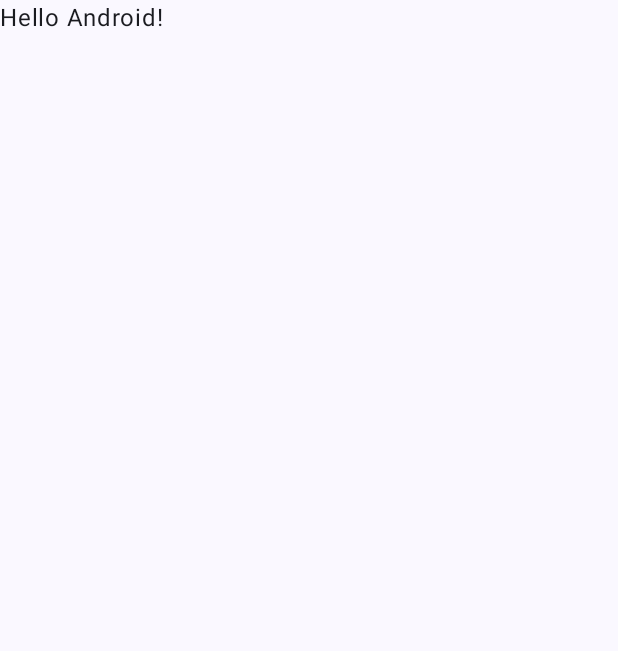
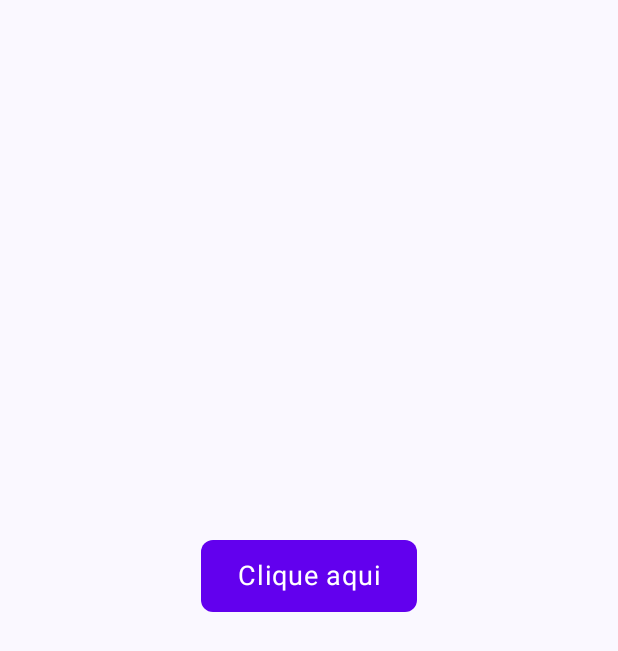
Before and after one commit to guelfialho/BotaoInterativo, an Android app built with Jetpack Compose: the screen it shows after launch (MainActivity), on a phone screen of 412 x 824 dp. Before the commit the part shown is almost empty. Shown: the top 651 px of the screen. Run offline under Robolectric (Android 15) with nearby library versions, the phone set to English and light mode, and no system bars.

Commit message:
feature: add button and responsive message after click or long click

```diff
--- a/app/src/main/java/com/example/botaointeracao/MainActivity.kt
+++ b/app/src/main/java/com/example/botaointeracao/MainActivity.kt
@@ -4,13 +4,20 @@ import android.os.Bundle
 import androidx.activity.ComponentActivity
 import androidx.activity.compose.setContent
 import androidx.activity.enableEdgeToEdge
-import androidx.compose.foundation.layout.fillMaxSize
-import androidx.compose.foundation.layout.padding
-import androidx.compose.material3.Scaffold
-import androidx.compose.material3.Text
-import androidx.compose.runtime.Composable
+import androidx.compose.foundation.background
+import androidx.compose.foundation.gestures.detectTapGestures
+import androidx.compose.foundation.layout.*
+import androidx.compose.foundation.shape.RoundedCornerShape
+import androidx.compose.material3.*
+import androidx.compose.runtime.*
+import androidx.compose.ui.Alignment
 import androidx.compose.ui.Modifier
+import androidx.compose.ui.graphics.Color
+import androidx.compose.ui.input.pointer.pointerInput
+import androidx.compose.ui.text.style.TextAlign
 import androidx.compose.ui.tooling.preview.Preview
+import androidx.compose.ui.unit.dp
+import androidx.compose.ui.unit.sp
 import com.example.botaointeracao.ui.theme.BotaoInteracaoTheme
 
 class MainActivity : ComponentActivity() {
@@ -19,11 +26,11 @@ class MainActivity : ComponentActivity() {
         enableEdgeToEdge()
         setContent {
             BotaoInteracaoTheme {
-                Scaffold(modifier = Modifier.fillMaxSize()) { innerPadding ->
-                    Greeting(
-                        name = "Android",
-                        modifier = Modifier.padding(innerPadding)
-                    )
+                Surface(
+                    modifier = Modifier.fillMaxSize(),
+                    color = MaterialTheme.colorScheme.background
+                ) {
+                    BotaoInterativo()
                 }
             }
         }
@@ -31,17 +38,53 @@ class MainActivity : ComponentActivity() {
 }
 
 @Composable
-fun Greeting(name: String, modifier: Modifier = Modifier) {
-    Text(
-        text = "Hello $name!",
-        modifier = modifier
-    )
+fun BotaoInterativo() {
+    var mensagem by remember { mutableStateOf("") }
+
+    Column(
+        modifier = Modifier
+            .fillMaxSize()
+            .padding(24.dp),
+        verticalArrangement = Arrangement.Center,
+        horizontalAlignment = Alignment.CenterHorizontally
+    ) {
+
+        Box(
+            modifier = Modifier
+                .background(Color(0xFF6200EE), RoundedCornerShape(8.dp))
+                .padding(horizontal = 24.dp, vertical = 12.dp)
+                .pointerInput(Unit) {
+                    detectTapGestures(
+                        onTap = {
+                            mensagem = "Você clicou uma vez no botão!"
+                        },
+                        onLongPress = {
+                            mensagem = "Você fez um clique longo no botão!"
+                        }
+                    )
+                }
+        ) {
+            Text(
+                text = "Clique aqui",
+                color = Color.White,
+                fontSize = 18.sp,
+                textAlign = TextAlign.Center
+            )
+        }
+
+        Spacer(modifier = Modifier.height(32.dp))
+
+        Text(
+            text = mensagem,
+            fontSize = 18.sp
+        )
+    }
 }
 
 @Preview(showBackground = true)
 @Composable
-fun GreetingPreview() {
+fun PreviewBotaoInterativo() {
     BotaoInteracaoTheme {
-        Greeting("Android")
+        BotaoInterativo()
     }
 }
```
